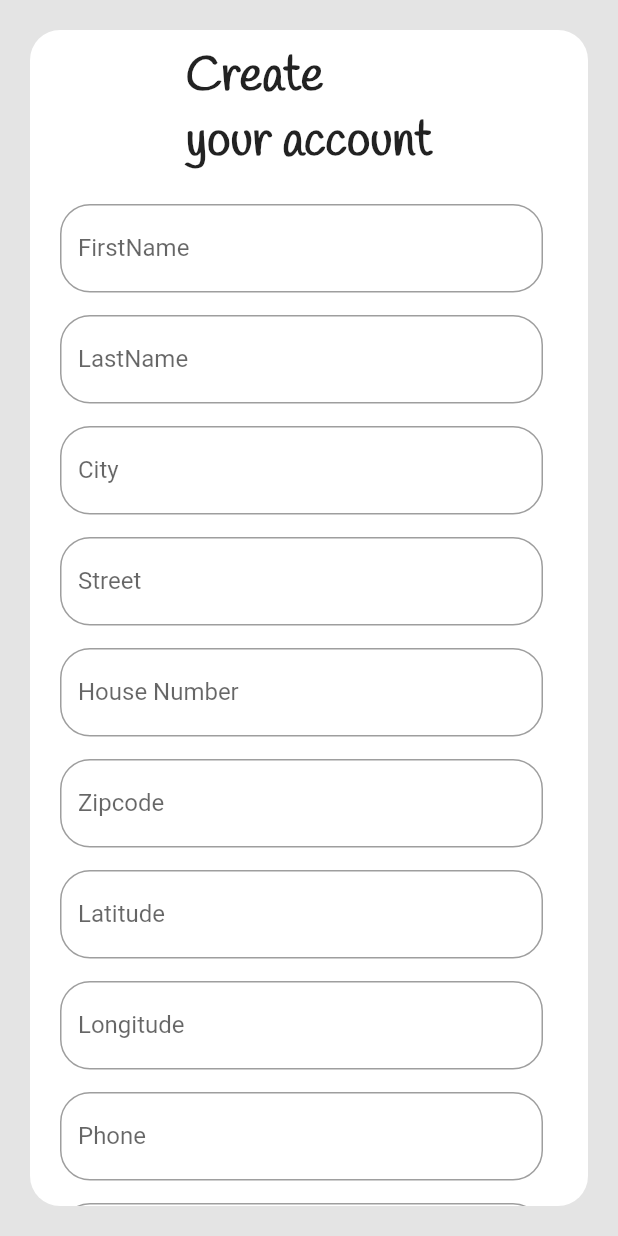
After one commit to Juanavpc/App-Invoice, a Flutter app: the RegisterPage screen opened by its route, on a phone screen of 412 x 824 dp. The commit adds this screen. Run offline on Flutter 3.47's test engine with Material 2 defaults, Android fonts, the light colour scheme and no system bars; project files that could hold a hidden picture were left out.

Commit message:
Creación Register_Page y arreglos en el Login_Page

```diff
--- a/lib/My_App.dart
+++ b/lib/My_App.dart
@@ -1,5 +1,7 @@
 import 'package:flutter/material.dart';
 import 'package:app_invoice/Pages/Login_Page.dart';
+import 'package:app_invoice/Pages/Register_Page.dart';
+import 'package:app_invoice/Pages/Home_Page.dart';
 
 class MyApp extends StatelessWidget {
   const MyApp({super.key});
@@ -14,7 +16,9 @@ class MyApp extends StatelessWidget {
       debugShowCheckedModeBanner: false,
       initialRoute: '/',
       routes: {
-        '/':(context) => LoginPage()
+        '/':(context) => LoginPage(),
+        '/register':(context) => RegisterPage(),
+        '/home':(context) => HomePage()
       },
     );
   }
--- /dev/null
+++ b/lib/Pages/Home_Page.dart
@@ -0,0 +1,15 @@
+import 'package:flutter/material.dart';
+
+class HomePage extends StatefulWidget {
+  const HomePage({super.key});
+
+  @override
+  State<HomePage> createState() => _HomePageState();
+}
+
+class _HomePageState extends State<HomePage> {
+  @override
+  Widget build(BuildContext context) {
+    return Container();
+  }
+}
--- a/lib/Pages/Login_Page.dart
+++ b/lib/Pages/Login_Page.dart
@@ -1,3 +1,4 @@
+import 'package:flutter/gestures.dart';
 import 'package:flutter/material.dart';
 import 'package:app_invoice/Providers/client_provider.dart';
 import 'package:app_invoice/Models/model_client.dart';
@@ -53,12 +54,39 @@ class _LoginPageState extends State<LoginPage> {
                   SizedBox(height: 40),
                   _botonLogin(),
                   SizedBox(height: 20),
-                  /*Text("¿You don't have an account?",
+                  Text("OR",
                       style: TextStyle(
-                        fontSize: 13.8,
-                        fontFamily: "Roboto",
-                        color: Color.fromARGB(255, 110, 110, 110),
-                      )),*/
+                          fontWeight: FontWeight.bold,
+                          fontSize: 16,
+                          color: Color.fromARGB(255, 77, 77, 77))),
+                  SizedBox(height: 10),
+                  Align(
+                      alignment: Alignment.center,
+                      child: Padding(
+                        padding: EdgeInsets.only(top: 10),
+                        child: RichText(
+                            text: TextSpan(
+                          style: TextStyle(
+                            fontSize: 14,
+                            color: Color.fromARGB(255, 77, 77, 77),
+                          ),
+                          children: [
+                            TextSpan(text: "Don't have an account? "),
+                            TextSpan(
+                              text: "Sign up",
+                              style: TextStyle(
+                                color: Color.fromARGB(255, 201, 185, 231),
+                                fontWeight: FontWeight.bold,
+                                decoration: TextDecoration.underline,
+                              ),
+                              recognizer: TapGestureRecognizer()
+                                ..onTap = () {
+                                  Navigator.pushNamed(context, '/register');
+                                },
+                            ),
+                          ],
+                        )),
+                      ))
                 ],
               ),
             ),
@@ -79,7 +107,8 @@ Widget _UsernameField() {
       controller: _usernameController,
       keyboardType: TextInputType.emailAddress,
       decoration: InputDecoration(
-        icon: Icon(Icons.person, color: Color.fromARGB(255, 201, 185, 231), size: 30),
+        icon: Icon(Icons.person,
+            color: Color.fromARGB(255, 201, 185, 231), size: 30),
         hintText: "Username",
         labelText: "Username",
         border: OutlineInputBorder(
@@ -101,7 +130,8 @@ Widget _PasswordField() {
       keyboardType: TextInputType.emailAddress,
       obscureText: true,
       decoration: InputDecoration(
-        icon: Icon(Icons.lock, color: Color.fromARGB(255, 201, 185, 231), size: 30),
+        icon: Icon(Icons.lock,
+            color: Color.fromARGB(255, 201, 185, 231), size: 30),
         hintText: "Password",
         labelText: "Password",
         border: OutlineInputBorder(
--- /dev/null
+++ b/lib/Pages/Register_Page.dart
@@ -0,0 +1,341 @@
+import 'package:flutter/gestures.dart';
+import 'package:flutter/material.dart';
+
+class RegisterPage extends StatefulWidget {
+  const RegisterPage({super.key});
+
+  @override
+  State<RegisterPage> createState() => _RegisterPageState();
+}
+
+class _RegisterPageState extends State<RegisterPage> {
+  @override
+  Widget build(BuildContext context) {
+    return Scaffold(
+      backgroundColor: Color.fromARGB(255, 228, 228, 228),
+      body: Container(
+        decoration: BoxDecoration(
+          color: Colors.white,
+          borderRadius: BorderRadius.circular(20),
+        ),
+        margin: const EdgeInsets.all(20),
+        child: SingleChildScrollView(
+          child: Column(
+            mainAxisAlignment: MainAxisAlignment.center,
+            children: [
+              Padding(padding: EdgeInsets.only(top: 10)),
+              Text(
+                "Create\nyour account",
+                style: TextStyle(
+                  fontSize: 32,
+                  fontWeight: FontWeight.bold,
+                  fontFamily: "Handlee",
+                ),
+              ),
+              SizedBox(height: 20),
+              _FirstNameField(),
+              SizedBox(height: 15),
+              _LastNameField(),
+              SizedBox(height: 15),
+              _City(),
+              SizedBox(height: 15),
+              _Street(),
+              SizedBox(height: 15),
+              _HouseNumber(),
+              SizedBox(height: 15),
+              _Zipcode(),
+              SizedBox(height: 15),
+              _Lat(),
+              SizedBox(height: 15),
+              _Long(),
+              SizedBox(height: 15),
+              _PhoneNumber(),
+              SizedBox(height: 15),
+              _UsernameField(),
+              SizedBox(height: 15),
+              _EmailField(),
+              SizedBox(height: 15),
+              _PasswordField(),
+              SizedBox(height: 40),
+              _botonRegister(),
+              SizedBox(height: 15),
+            ],
+          ),
+        ),
+      ),
+    );
+  }
+}
+
+TextEditingController _firstnameController = TextEditingController();
+TextEditingController _lastnameController = TextEditingController();
+TextEditingController _cityController = TextEditingController();
+TextEditingController _streetController = TextEditingController();
+TextEditingController _housenumberController = TextEditingController();
+TextEditingController _zipcodeController = TextEditingController();
+TextEditingController _latController = TextEditingController();
+TextEditingController _longController = TextEditingController();
+TextEditingController _phonenumberController = TextEditingController();
+TextEditingController _usernameController = TextEditingController();
+TextEditingController _emailController = TextEditingController();
+TextEditingController _passwordController = TextEditingController();
+
+Widget _FirstNameField() {
+  return Padding(
+    padding: const EdgeInsets.only(right: 30, left: 20),
+    child: TextFormField(
+      controller: _firstnameController,
+      keyboardType: TextInputType.name,
+      decoration: InputDecoration(
+        hintText: "FirstName",
+        labelText: "FirstName",
+        border: OutlineInputBorder(
+          borderRadius: BorderRadius.circular(20),
+          borderSide: BorderSide(
+            color: Color.fromARGB(255, 201, 185, 231),
+          ),
+        ),
+      ),
+    ),
+  );
+}
+
+Widget _LastNameField() {
+  return Padding(
+    padding: const EdgeInsets.only(right: 30, left: 20),
+    child: TextFormField(
+      controller: _lastnameController,
+      keyboardType: TextInputType.name,
+      decoration: InputDecoration(
+        hintText: "LastName",
+        labelText: "LastName",
+        border: OutlineInputBorder(
+          borderRadius: BorderRadius.circular(20),
+          borderSide: BorderSide(
+            color: Color.fromARGB(255, 201, 185, 231),
+          ),
+        ),
+      ),
+    ),
+  );
+}
+
+Widget _City() {
+  return Padding(
+    padding: const EdgeInsets.only(right: 30, left: 20),
+    child: TextFormField(
+      controller: _cityController,
+      keyboardType: TextInputType.text,
+      decoration: InputDecoration(
+        hintText: "City",
+        labelText: "City",
+        border: OutlineInputBorder(
+          borderRadius: BorderRadius.circular(20),
+          borderSide: BorderSide(
+            color: Color.fromARGB(255, 201, 185, 231),
+          ),
+        ),
+      ),
+    ),
+  );
+}
+
+Widget _Street() {
+  return Padding(
+    padding: const EdgeInsets.only(right: 30, left: 20),
+    child: TextFormField(
+      controller: _streetController,
+      keyboardType: TextInputType.streetAddress,
+      decoration: InputDecoration(
+        hintText: "Street",
+        labelText: "Street",
+        border: OutlineInputBorder(
+          borderRadius: BorderRadius.circular(20),
+          borderSide: BorderSide(
+            color: Color.fromARGB(255, 201, 185, 231),
+          ),
+        ),
+      ),
+    ),
+  );
+}
+
+Widget _HouseNumber() {
+  return Padding(
+    padding: const EdgeInsets.only(right: 30, left: 20),
+    child: TextFormField(
+      controller: _housenumberController,
+      keyboardType: TextInputType.number,
+      decoration: InputDecoration(
+        hintText: "House Number",
+        labelText: "House Number",
+        border: OutlineInputBorder(
+          borderRadius: BorderRadius.circular(20),
+          borderSide: BorderSide(
+            color: Color.fromARGB(255, 201, 185, 231),
+          ),
+        ),
+      ),
+    ),
+  );
+}
+
+Widget _Zipcode() {
+  return Padding(
+    padding: const EdgeInsets.only(right: 30, left: 20),
+    child: TextFormField(
+      controller: _zipcodeController,
+      keyboardType: TextInputType.number,
+      decoration: InputDecoration(
+        hintText: "Zipcode",
+        labelText: "Zipcode",
+        border: OutlineInputBorder(
+          borderRadius: BorderRadius.circular(20),
+          borderSide: BorderSide(
+            color: Color.fromARGB(255, 201, 185, 231),
+          ),
+        ),
+      ),
+    ),
+  );
+}
+
+Widget _Lat() {
+  return Padding(
+    padding: const EdgeInsets.only(right: 30, left: 20),
+    child: TextFormField(
+      controller: _latController,
+      keyboardType: TextInputType.number,
+      decoration: InputDecoration(
+        hintText: "Latitude",
+        labelText: "Latitude",
+        border: OutlineInputBorder(
+          borderRadius: BorderRadius.circular(20),
+          borderSide: BorderSide(
+            color: Color.fromARGB(255, 201, 185, 231),
+          ),
+        ),
+      ),
+    ),
+  );
+}
+
+Widget _Long() {
+  return Padding(
+    padding: const EdgeInsets.only(right: 30, left: 20),
+    child: TextFormField(
+      controller: _longController,
+      keyboardType: TextInputType.number,
+      decoration: InputDecoration(
+        hintText: "Longitude",
+        labelText: "Longitude",
+        border: OutlineInputBorder(
+          borderRadius: BorderRadius.circular(20),
+          borderSide: BorderSide(
+            color: Color.fromARGB(255, 201, 185, 231),
+          ),
+        ),
+      ),
+    ),
+  );
+}
+
+Widget _PhoneNumber() {
+  return Padding(
+    padding: const EdgeInsets.only(right: 30, left: 20),
+    child: TextFormField(
+      controller: _phonenumberController,
+      keyboardType: TextInputType.phone,
+      decoration: InputDecoration(
+        hintText: "Phone",
+        labelText: "Phone",
+        border: OutlineInputBorder(
+          borderRadius: BorderRadius.circular(20),
+          borderSide: BorderSide(
+            color: Color.fromARGB(255, 201, 185, 231),
+          ),
+        ),
+      ),
+    ),
+  );
+}
+
+Widget _UsernameField() {
+  return Padding(
+    padding: const EdgeInsets.only(right: 30, left: 20),
+    child: TextFormField(
+      controller: _usernameController,
+      keyboardType: TextInputType.name,
+      decoration: InputDecoration(
+        hintText: "Username",
+        labelText: "Username",
+        border: OutlineInputBorder(
+          borderRadius: BorderRadius.circular(20),
+          borderSide: BorderSide(
+            color: Color.fromARGB(255, 201, 185, 231),
+          ),
+        ),
+      ),
+    ),
+  );
+}
+
+Widget _EmailField() {
+  return Padding(
+    padding: const EdgeInsets.only(right: 30, left: 20),
+    child: TextFormField(
+      controller: _emailController,
+      keyboardType: TextInputType.emailAddress,
+      decoration: InputDecoration(
+        hintText: "Email",
+        labelText: "Email",
+        border: OutlineInputBorder(
+          borderRadius: BorderRadius.circular(20),
+          borderSide: BorderSide(
+            color: Color.fromARGB(255, 201, 185, 231),
+          ),
+        ),
+      ),
+    ),
+  );
+}
+
+Widget _PasswordField() {
+  return Padding(
+    padding: const EdgeInsets.only(right: 30, left: 20),
+    child: TextFormField(
+      controller: _passwordController,
+      keyboardType: TextInputType.visiblePassword,
+      obscureText: true,
+      decoration: InputDecoration(
+        hintText: "Password",
+        labelText: "Password",
+        border: OutlineInputBorder(
+          borderRadius: BorderRadius.circular(20),
+          borderSide: BorderSide(
+            color: Color.fromARGB(255, 201, 185, 231),
+          ),
+        ),
+      ),
+    ),
+  );
+}
+
+Widget _botonRegister() {
+  return ElevatedButton(
+    child: Container(
+      padding: EdgeInsets.symmetric(horizontal: 80, vertical: 15),
+      child: Text(
+        "Register",
+        style: TextStyle(fontSize: 16),
+      ),
+    ),
+    style: ElevatedButton.styleFrom(
+      backgroundColor: Color.fromARGB(255, 165, 137, 218),
+      shape: RoundedRectangleBorder(borderRadius: BorderRadius.circular(20)),
+      elevation: 8,
+      textStyle: TextStyle(color: Colors.white),
+    ),
+    onPressed: () {},
+  );
+}
```
